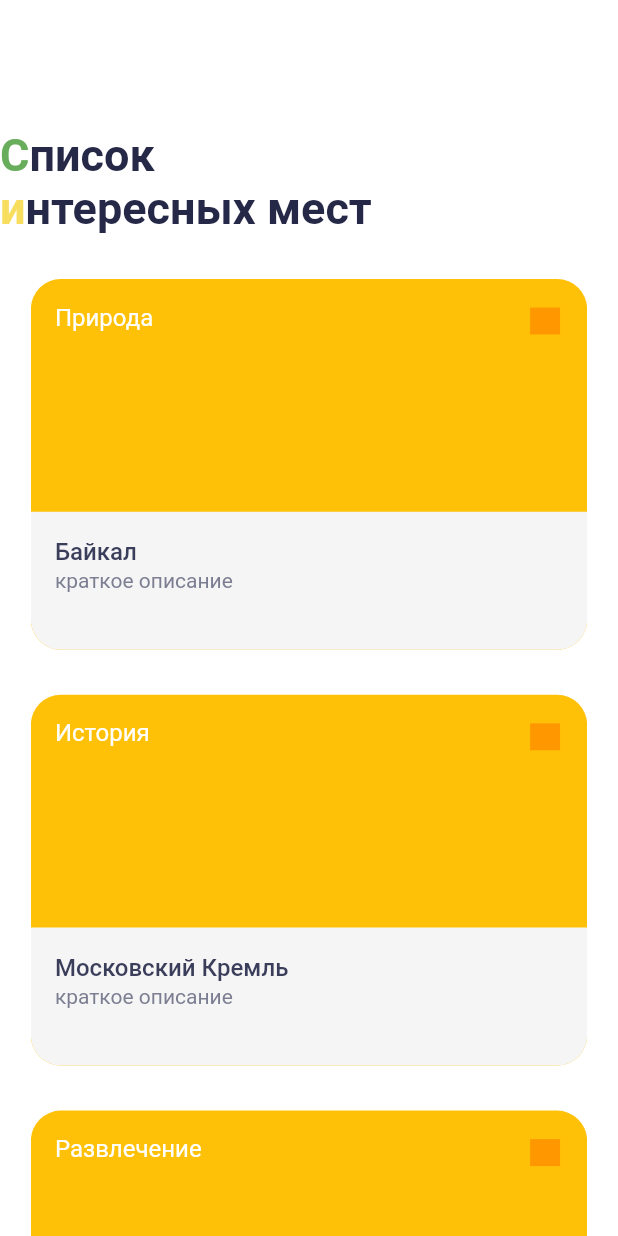
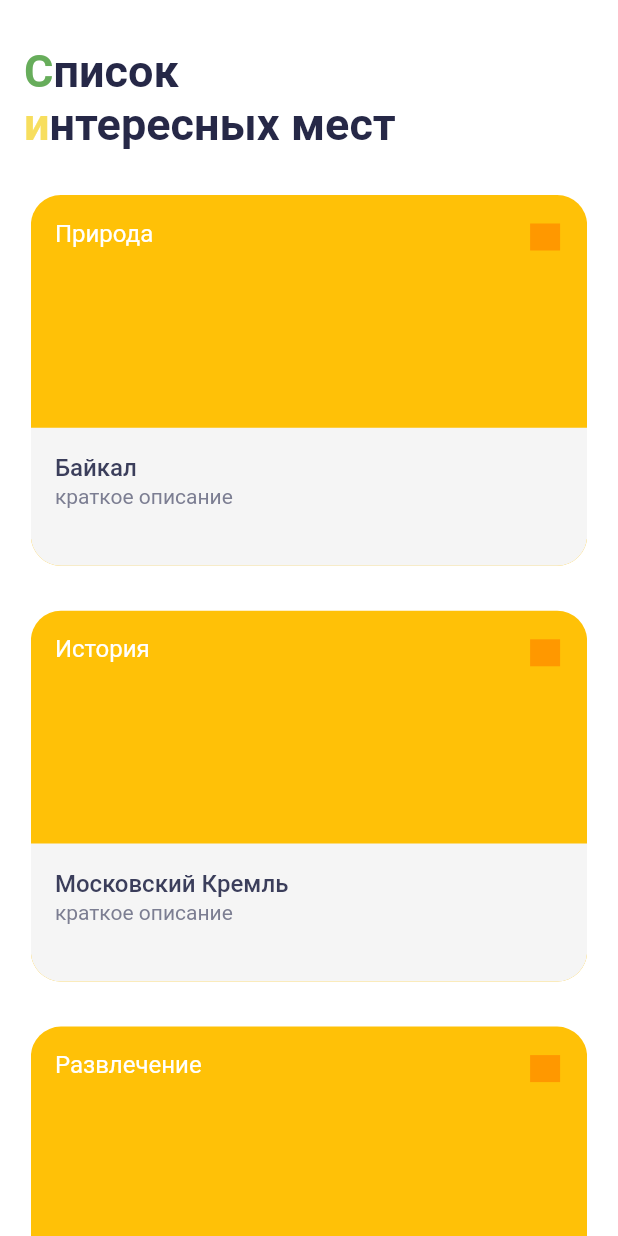
Before and after one commit to sclrew/surf-flutter-course-shturba, a Flutter app: the screen it shows after launch, on a phone screen of 412 x 824 dp. Run offline on Flutter 3.47's test engine with Material 2 defaults, Android fonts, the phone set to English and light mode, and no system bars.

```diff
--- a/places/lib/ui/screen/sight_list_screen.dart
+++ b/places/lib/ui/screen/sight_list_screen.dart
@@ -39,11 +39,15 @@ class _SightListScreenState extends State<SightListScreen> {
     brightness: Brightness.light,
     backgroundColor: Colors.white,
     elevation: 0,
+    toolbarHeight: 0,
     bottom: PreferredSize(
       preferredSize: Size.fromHeight(100),
       child: Row(
         mainAxisAlignment: MainAxisAlignment.start,
         children: [
+          SizedBox(
+            width: 16,
+          ),
           RichText(
             text: const TextSpan(
               style: TextStyle(
```
